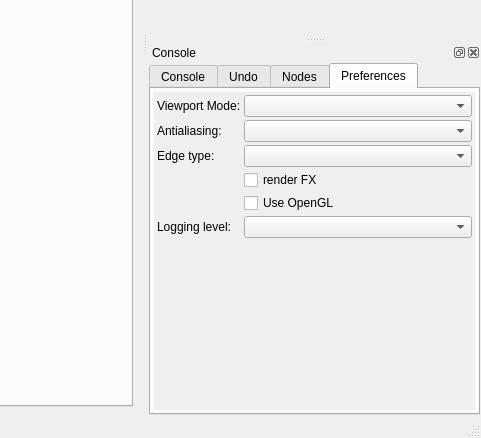
Above: ui/SceneGraph.ui from mfessenden/SceneGraph before the change; both pictures show x 503 to 984 and y 351 to 789 of the 984 by 789 pixel window. Below: the same form after it.
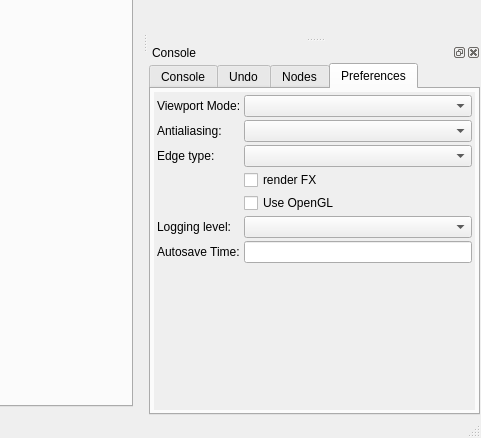
That is the form after the change. The open tabs and pages were chosen to show the change. Icons and pictures are not drawn.

Commit message: - store connection widgets as weakref references on edges - implement "close" method on widget classes to delete nodes more efficiently - cleaning up unused svg icons - add more undo actions - add autosave

Diff of the .ui file:
```diff
--- a/ui/SceneGraph.ui
+++ b/ui/SceneGraph.ui
@@ -699,8 +699,8 @@
              <rect>
               <x>0</x>
               <y>0</y>
-              <width>208</width>
-              <height>177</height>
+              <width>371</width>
+              <height>315</height>
              </rect>
             </property>
             <layout class="QFormLayout" name="preferencesScrollAreaLayout">
@@ -770,6 +770,16 @@
              <item row="1" column="1">
               <widget class="QComboBox" name="antialiasing_menu"/>
              </item>
+             <item row="6" column="0">
+              <widget class="QLabel" name="autosave_time_label">
+               <property name="text">
+                <string>Autosave Time:</string>
+               </property>
+              </widget>
+             </item>
+             <item row="6" column="1">
+              <widget class="QLineEdit" name="autosave_time_edit"/>
+             </item>
             </layout>
            </widget>
           </widget>
```
Left out of the diff: 4 changed lines with no effect on the pictures. The commit also changes 22 other files.
